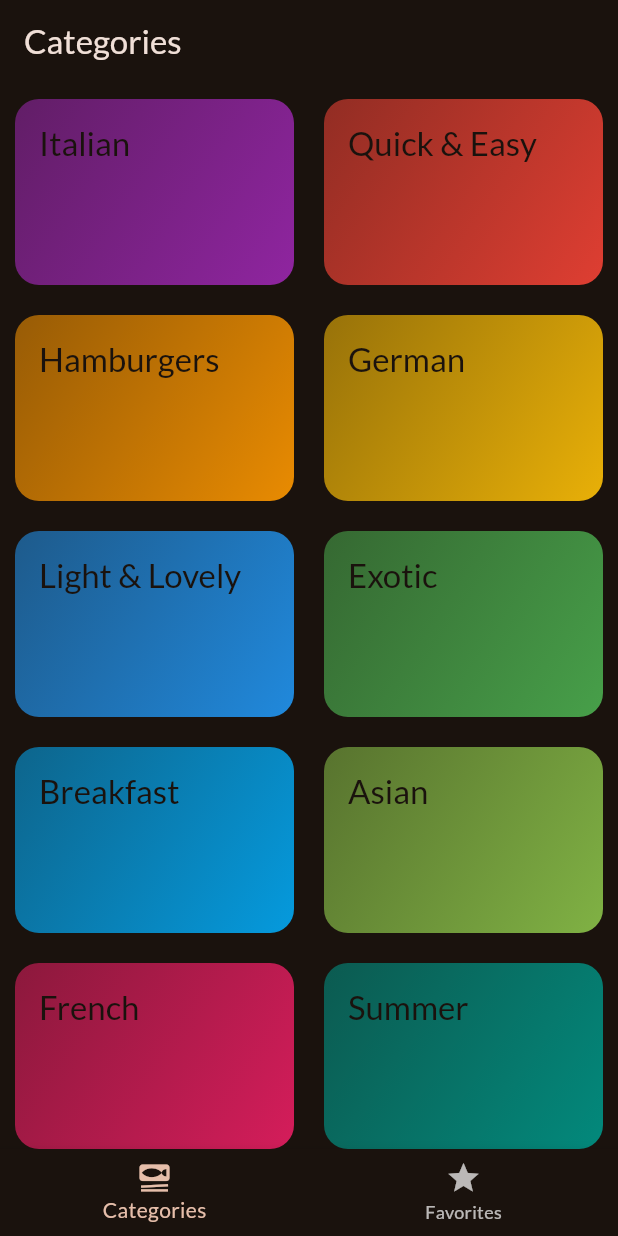
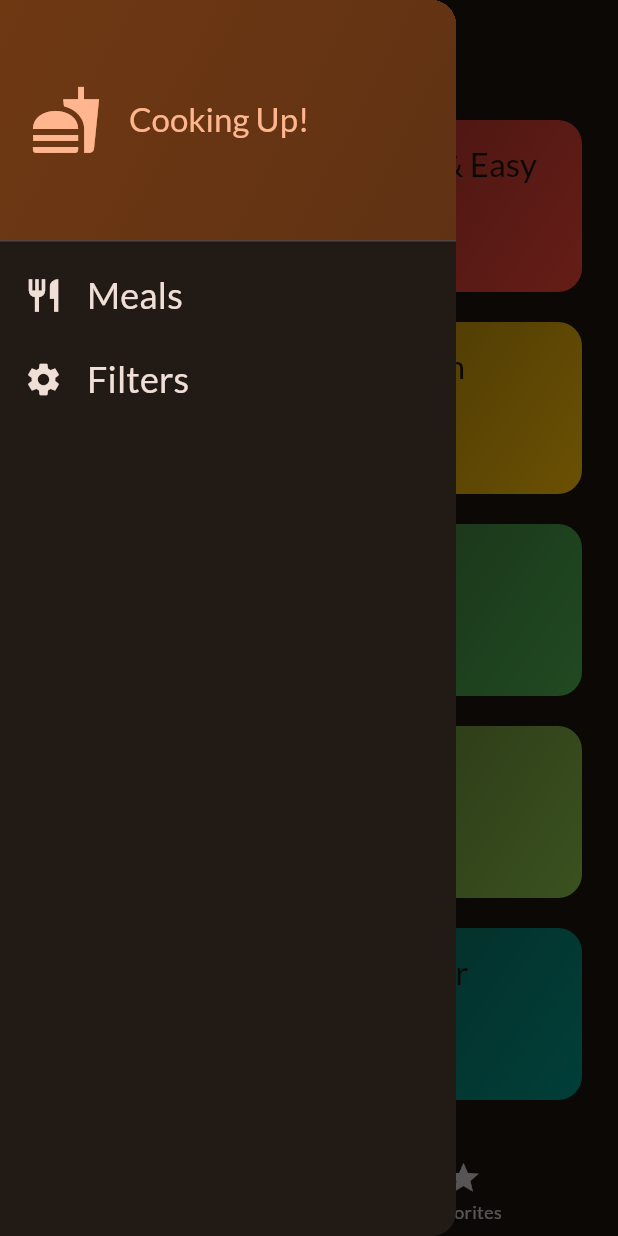
Before and after one commit to Gen-zprogrammer/fl_meals, a Flutter app: the screen it shows after launch, with the side drawer open (before the commit the screen has no drawer), on a phone screen of 412 x 824 dp. Run offline on Flutter 3.47's test engine with Material 3 defaults, Android fonts, the phone set to English and light mode, and no system bars; our stand-ins replace google_fonts, transparent_image.

Commit message:
meals app done

```diff
--- a/lib/main.dart
+++ b/lib/main.dart
@@ -1,6 +1,6 @@
 import 'package:flutter/material.dart';
 import 'package:google_fonts/google_fonts.dart';
-import 'package:meals/screens/categories.dart';
+
 import 'package:meals/screens/tabs.dart';
 
 final theme = ThemeData(
@@ -13,19 +13,18 @@ final theme = ThemeData(
 );
 
 void main() {
-  runApp(const MyApp());
+  runApp(const App());
 }
 
-class MyApp extends StatelessWidget {
-  const MyApp({super.key});
+class App extends StatelessWidget {
+  const App({super.key});
 
-  // This widget is the root of your application.
   @override
   Widget build(BuildContext context) {
     return MaterialApp(
       debugShowCheckedModeBanner: false,
       theme: theme,
-      home: TabsScreen(),
+      home: const TabsScreen(),
     );
   }
 }
--- a/lib/screens/categories.dart
+++ b/lib/screens/categories.dart
@@ -1,31 +1,41 @@
 import 'package:flutter/material.dart';
+
 import 'package:meals/data/dummy_data.dart';
+import 'package:meals/models/meal.dart';
+import 'package:meals/widgets/category_grid_item.dart';
 import 'package:meals/screens/meals.dart';
-import 'package:meals/widgets/category_grid_item.dart';
 import 'package:meals/models/category.dart';
 
 class CategoriesScreen extends StatelessWidget {
-  const CategoriesScreen({super.key});
+  const CategoriesScreen({
+    super.key,
+    required this.onToggleFavorite,
+    required this.availableMeals,
+  });
 
-  void _selectedCategory(BuildContext context, Category category) {
-    final filteredMeals = dummyMeals
+  final void Function(Meal meal) onToggleFavorite;
+  final List<Meal> availableMeals;
+
+  void _selectCategory(BuildContext context, Category category) {
+    final filteredMeals = availableMeals
         .where((meal) => meal.categories.contains(category.id))
         .toList();
-    Navigator.push(
-      context,
+
+    Navigator.of(context).push(
       MaterialPageRoute(
-        builder: (context) => MealsScreen(
+        builder: (ctx) => MealsScreen(
           title: category.title,
           meals: filteredMeals,
+          onToggleFavorite: onToggleFavorite,
         ),
       ),
-    );
+    ); // Navigator.push(context, route)
   }
 
   @override
   Widget build(BuildContext context) {
     return GridView(
-      padding: const EdgeInsets.all(10.0),
+      padding: const EdgeInsets.all(24),
       gridDelegate: const SliverGridDelegateWithFixedCrossAxisCount(
         crossAxisCount: 2,
         childAspectRatio: 3 / 2,
@@ -33,14 +43,14 @@ class CategoriesScreen extends StatelessWidget {
         mainAxisSpacing: 20,
       ),
       children: [
-        //availableCategories.map((category) => CategoryItem(category: category)).toList()
+        // availableCategories.map((category) => CategoryGridItem(category: category)).toList()
         for (final category in availableCategories)
           CategoryGridItem(
             category: category,
             onSelectCategory: () {
-              _selectedCategory(context, category);
+              _selectCategory(context, category);
             },
-          ),
+          )
       ],
     );
   }
--- a/lib/screens/meals.dart
+++ b/lib/screens/meals.dart
@@ -9,16 +9,20 @@ class MealsScreen extends StatelessWidget {
     super.key,
     this.title,
     required this.meals,
+    required this.onToggleFavorite,
   });
 
   final String? title;
   final List<Meal> meals;
+  final void Function(Meal meal) onToggleFavorite;
+//
   void selectMeal(BuildContext context, Meal meal) {
     Navigator.push(
       context,
       MaterialPageRoute(
         builder: (context) => MealDetailsScreen(
           meal: meal,
+          onToggleFavorite: onToggleFavorite,
         ),
       ),
     );
--- a/lib/screens/tabs.dart
+++ b/lib/screens/tabs.dart
@@ -1,36 +1,121 @@
 import 'package:flutter/material.dart';
+
+import 'package:meals/data/dummy_data.dart';
+import 'package:meals/models/meal.dart';
 import 'package:meals/screens/categories.dart';
+import 'package:meals/screens/filters.dart';
 import 'package:meals/screens/meals.dart';
+import 'package:meals/widgets/main_drawer.dart';
+
+const kInitialFilters = {
+  Filter.glutenFree: false,
+  Filter.lactoseFree: false,
+  Filter.vegetarian: false,
+  Filter.vegan: false
+};
 
 class TabsScreen extends StatefulWidget {
   const TabsScreen({super.key});
 
   @override
-  State<TabsScreen> createState() => _TabsScreenState();
+  State<TabsScreen> createState() {
+    return _TabsScreenState();
+  }
 }
 
 class _TabsScreenState extends State<TabsScreen> {
   int _selectedPageIndex = 0;
+  final List<Meal> _favoriteMeals = [];
+  Map<Filter, bool> _selectedFilters = kInitialFilters;
+
+  void _showInfoMessage(String message) {
+    ScaffoldMessenger.of(context).clearSnackBars();
+    ScaffoldMessenger.of(context).showSnackBar(
+      SnackBar(
+        duration: Duration(seconds: 1),
+        content: Text(message),
+      ),
+    );
+  }
+
+  void _toggleMealFavoriteStatus(Meal meal) {
+    final isExisting = _favoriteMeals.contains(meal);
+
+    if (isExisting) {
+      setState(() {
+        _favoriteMeals.remove(meal);
+      });
+
+      _showInfoMessage('Meal is no longer a favorite.');
+    } else {
+      setState(() {
+        _favoriteMeals.add(meal);
+        _showInfoMessage('Marked as a favorite!');
+      });
+    }
+  }
+
   void _selectPage(int index) {
     setState(() {
       _selectedPageIndex = index;
     });
   }
 
-  //
+  void _setScreen(String identifier) async {
+    Navigator.of(context).pop();
+    if (identifier == 'filters') {
+      final result = await Navigator.of(context).push<Map<Filter, bool>>(
+        MaterialPageRoute(
+          builder: (ctx) => FiltersScreen(
+            currentFilters: _selectedFilters,
+          ),
+        ),
+      );
+
+      setState(() {
+        _selectedFilters = result ?? kInitialFilters;
+      });
+    }
+  }
+
   @override
   Widget build(BuildContext context) {
-    Widget activePage = const CategoriesScreen();
+    final availableMeals = dummyMeals.where((meal) {
+      if (_selectedFilters[Filter.glutenFree]! && !meal.isGlutenFree) {
+        return false;
+      }
+      if (_selectedFilters[Filter.lactoseFree]! && !meal.isLactoseFree) {
+        return false;
+      }
+      if (_selectedFilters[Filter.vegetarian]! && !meal.isVegetarian) {
+        return false;
+      }
+      if (_selectedFilters[Filter.vegan]! && !meal.isVegan) {
+        return false;
+      }
+      return true;
+    }).toList();
+
+    Widget activePage = CategoriesScreen(
+      onToggleFavorite: _toggleMealFavoriteStatus,
+      availableMeals: availableMeals,
+    );
     var activePageTitle = 'Categories';
 
     if (_selectedPageIndex == 1) {
-      activePage = const MealsScreen(meals: []);
-      activePageTitle = 'Your Favorite';
+      activePage = MealsScreen(
+        meals: _favoriteMeals,
+        onToggleFavorite: _toggleMealFavoriteStatus,
+      );
+      activePageTitle = 'Your Favorites';
     }
 
     return Scaffold(
       appBar: AppBar(
         title: Text(activePageTitle),
+      ),
+      drawer: MainDrawer(
+        onSelectScreen: _setScreen,
       ),
       body: activePage,
       bottomNavigationBar: BottomNavigationBar(
@@ -38,8 +123,13 @@ class _TabsScreenState extends State<TabsScreen> {
         currentIndex: _selectedPageIndex,
         items: const [
           BottomNavigationBarItem(
-              icon: Icon(Icons.set_meal), label: 'Categories'),
-          BottomNavigationBarItem(icon: Icon(Icons.star), label: 'Favorites'),
+            icon: Icon(Icons.set_meal),
+            label: 'Categories',
+          ),
+          BottomNavigationBarItem(
+            icon: Icon(Icons.star),
+            label: 'Favorites',
+          ),
         ],
       ),
     );
--- /dev/null
+++ b/lib/widgets/main_drawer.dart
@@ -0,0 +1,83 @@
+import 'package:flutter/material.dart';
+
+class MainDrawer extends StatelessWidget {
+  const MainDrawer({super.key, required this.onSelectScreen});
+
+  final void Function(String identifier) onSelectScreen;
+
+  @override
+  Widget build(BuildContext context) {
+    return Drawer(
+      child: Column(
+        children: [
+          DrawerHeader(
+            padding: const EdgeInsets.all(20),
+            decoration: BoxDecoration(
+              gradient: LinearGradient(
+                colors: [
+                  Theme.of(context).colorScheme.primaryContainer,
+                  Theme.of(context)
+                      .colorScheme
+                      .primaryContainer
+                      .withOpacity(0.8),
+                ],
+                begin: Alignment.topLeft,
+                end: Alignment.bottomRight,
+              ),
+            ),
+            child: Row(
+              children: [
+                Icon(
+                  Icons.fastfood,
+                  size: 48,
+                  color: Theme.of(context).colorScheme.primary,
+                ),
+                const SizedBox(width: 18),
+                Text(
+                  'Cooking Up!',
+                  style: Theme.of(context).textTheme.titleLarge!.copyWith(
+                        color: Theme.of(context).colorScheme.primary,
+                      ),
+                ),
+              ],
+            ),
+          ),
+          ListTile(
+            leading: Icon(
+              Icons.restaurant,
+              size: 26,
+              color: Theme.of(context).colorScheme.onBackground,
+            ),
+            title: Text(
+              'Meals',
+              style: Theme.of(context).textTheme.titleSmall!.copyWith(
+                    color: Theme.of(context).colorScheme.onBackground,
+                    fontSize: 24,
+                  ),
+            ),
+            onTap: () {
+              onSelectScreen('meals');
+            },
+          ),
+          ListTile(
+            leading: Icon(
+              Icons.settings,
+              size: 26,
+              color: Theme.of(context).colorScheme.onBackground,
+            ),
+            title: Text(
+              'Filters',
+              style: Theme.of(context).textTheme.titleSmall!.copyWith(
+                    color: Theme.of(context).colorScheme.onBackground,
+                    fontSize: 24,
+                  ),
+            ),
+            onTap: () {
+              onSelectScreen('filters');
+            },
+          ),
+        ],
+      ),
+    );
+  }
+}
```
Also changed, not shown: lib/screens/filters.dart (added, +162 -0 lines), lib/screens/meal_details.dart (+28 -24 lines), lib/widgets/meal_item.dart (+19 -23 lines).
